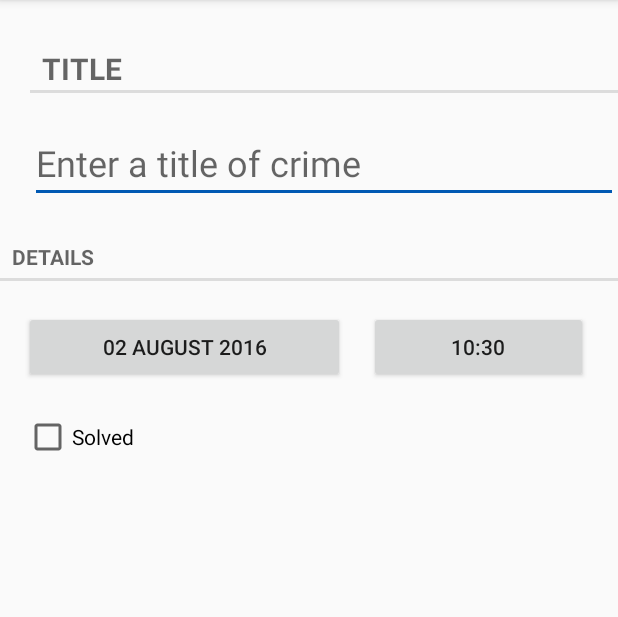
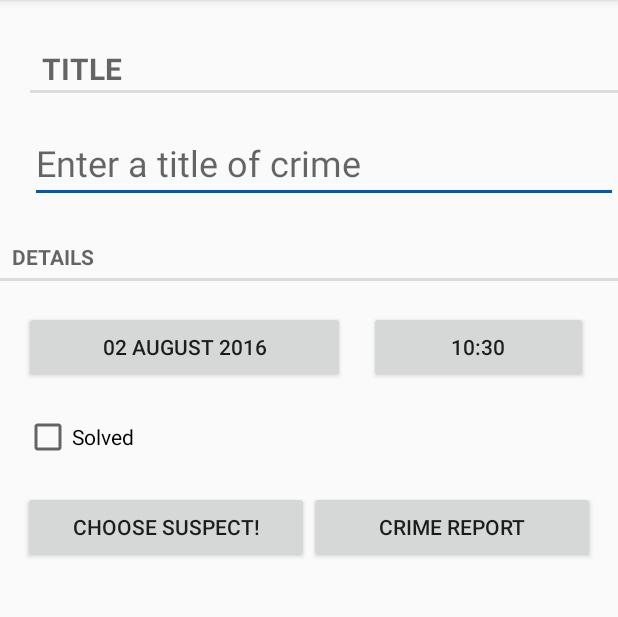
Before and after one commit to miewliie/criminal-intention, an Android app: the CrimeFragment screen opened directly, with no data from a screen before it, on a phone screen of 412 x 824 dp, the part 84-701 px from its top. Run offline under Robolectric (Android 15) with nearby library versions, the phone set to English and light mode, and no system bars.

Commit message:
add suspect n report

```diff
--- a/app/src/main/java/com/augmentis/ayp/crimin/Crime.java
+++ b/app/src/main/java/com/augmentis/ayp/crimin/Crime.java
@@ -16,6 +16,7 @@ public class Crime {
     private String title;
     private Date crimeDate;
     private boolean solved;
+    private String suspect;
 
     public Crime(){
         this(UUID.randomUUID());
@@ -26,6 +27,14 @@ public class Crime {
     public Crime(UUID uuid){
         this.id = uuid;
         crimeDate = new Date();
+    }
+
+    public String getSuspect() {
+        return suspect;
+    }
+
+    public void setSuspect(String suspect) {
+        this.suspect = suspect;
     }
 
     public UUID getId() {
@@ -68,6 +77,7 @@ public class Crime {
         builder.append(",Title=").append(title);
         builder.append(",Crime Date=").append(crimeDate);
         builder.append(",Solved=").append(solved);
+        builder.append(",Suspect=").append(suspect);
         return builder.toString();
     }
 }
--- a/app/src/main/java/com/augmentis/ayp/crimin/CrimeLab.java
+++ b/app/src/main/java/com/augmentis/ayp/crimin/CrimeLab.java
@@ -37,6 +37,7 @@ public class CrimeLab {
         contentValues.put(CrimeTable.Cols.TITLE, crime.getTitle());
         contentValues.put(CrimeTable.Cols.DATE, crime.getCrimeDate().getTime());
         contentValues.put(CrimeTable.Cols.SOLVED, (crime.isSolved()) ? 1 : 0);
+        contentValues.put(CrimeTable.Cols.SUSPECT, (crime.getSuspect() ));
         return contentValues;
     }
 ////////////////////////////////////////////////////////////////////
--- a/app/src/main/java/com/augmentis/ayp/crimin/model/CrimeCursorWrapper.java
+++ b/app/src/main/java/com/augmentis/ayp/crimin/model/CrimeCursorWrapper.java
@@ -30,11 +30,13 @@ public class CrimeCursorWrapper extends CursorWrapper {
         String title = getString(getColumnIndex(CrimeTable.Cols.TITLE));
         long date = getLong(getColumnIndex(CrimeTable.Cols.DATE));
         int isSolved = getInt(getColumnIndex(CrimeTable.Cols.SOLVED));
+        String suspect = getString(getColumnIndex(CrimeTable.Cols.SUSPECT));
 
         Crime crime = new Crime(UUID.fromString(uuidString));
         crime.setTitle(title);
         crime.setCrimeDate(new Date(date));
         crime.setSolved( isSolved != 0 );
+        crime.setSuspect( suspect);
 
         return crime;
     }
--- a/app/src/main/java/com/augmentis/ayp/crimin/model/CrimeDbSchema.java
+++ b/app/src/main/java/com/augmentis/ayp/crimin/model/CrimeDbSchema.java
@@ -14,6 +14,7 @@ public class CrimeDbSchema {
             public static final String TITLE = "title";
             public static final String DATE = "date";
             public static final String SOLVED = "solved";
+            public static final String SUSPECT = "suspect";
         }
 
     }
--- a/app/src/main/res/layout-land/fragment_crime.xml
+++ b/app/src/main/res/layout-land/fragment_crime.xml
@@ -46,6 +46,30 @@
             android:layout_marginRight="16dp"
             android:text="@string/crime_solved_label"
             android:layout_weight="2" />
+
+
     </LinearLayout>
 
+    <LinearLayout
+        android:layout_width="match_parent"
+        android:layout_height="wrap_content"
+        android:paddingTop="20dp"
+        android:paddingLeft="15dp"
+        android:paddingRight="15dp">
+    <Button
+        android:id="@+id/crime_suspect"
+        android:text="@string/choose_suspect"
+        android:layout_width="342dp"
+        android:layout_gravity="center_horizontal"
+        android:layout_height="wrap_content"
+        android:layout_weight="1" />
+
+    <Button
+        android:id="@+id/crime_report"
+        android:text="@string/send_crime_report"
+        android:layout_width="286dp"
+        android:layout_gravity="center_horizontal"
+        android:layout_height="wrap_content" />
+
+    </LinearLayout>
 </LinearLayout>
--- a/app/src/main/res/layout/fragment_crime.xml
+++ b/app/src/main/res/layout/fragment_crime.xml
@@ -59,4 +59,30 @@
         android:layout_marginLeft="16dp"
         android:layout_marginRight="16dp"
         android:text="@string/crime_solved_label"/>
+
+    <LinearLayout
+        android:orientation="horizontal"
+        android:layout_width="match_parent"
+        android:layout_height="wrap_content"
+        android:paddingLeft="15dp"
+        android:paddingTop="20dp"
+        android:paddingRight="15dp">
+
+        <Button
+        android:id="@+id/crime_suspect"
+        android:text="@string/choose_suspect"
+        android:layout_width="match_parent"
+        android:layout_gravity="center_horizontal"
+        android:layout_height="wrap_content"
+            android:layout_weight="1" />
+
+        <Button
+            android:id="@+id/crime_report"
+            android:text="@string/send_crime_report"
+            android:layout_width="match_parent"
+            android:layout_gravity="center_horizontal"
+            android:layout_height="wrap_content"
+            android:layout_weight="1" />
+    </LinearLayout>
+
 </LinearLayout>
--- a/app/src/main/res/values/strings.xml
+++ b/app/src/main/res/values/strings.xml
@@ -10,4 +10,6 @@
     <string name="show_test_1">Test 1</string>
     <string name="subtitle_format">%d Crime(s)</string>
     <string name="hide_subtitle">Hide_Subtitle</string>
+    <string name="choose_suspect">Choose Suspect!</string>
+    <string name="send_crime_report">Crime Report</string>
 </resources>
```
Also changed, not shown: app/src/main/java/com/augmentis/ayp/crimin/model/CrimesBaseHelper.java (+46 -2 lines).
